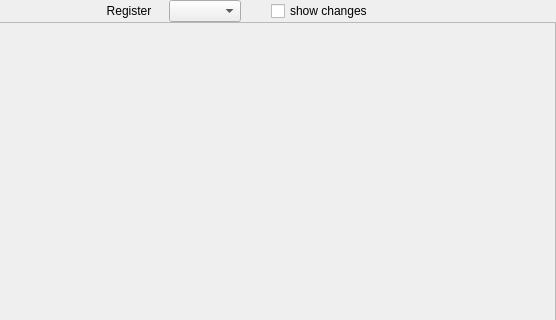
Before: the Qt Designer form gui/tabs/transformsgui.ui in metrodango/pip3line, drawn with Qt 5; both pictures show x 159 to 715 and y 0 to 320 of the 715 by 454 pixel window.
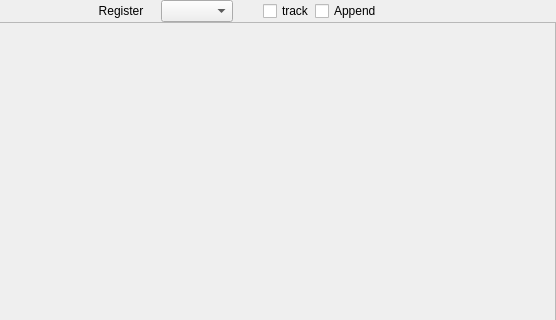
After: the same form once the commit is applied. Icons and pictures are not drawn.

What changed in the file:
```diff
--- a/gui/tabs/transformsgui.ui
+++ b/gui/tabs/transformsgui.ui
@@ -196,7 +196,17 @@
          <string>Highlight changes whenever a modification occurs. Only applies to hex view.</string>
         </property>
         <property name="text">
-         <string>show changes</string>
+         <string>track</string>
+        </property>
+       </widget>
+      </item>
+      <item>
+       <widget class="QCheckBox" name="appendCheckBox">
+        <property name="toolTip">
+         <string>Append any incoming data instead of replacing the data</string>
+        </property>
+        <property name="text">
+         <string>Append</string>
         </property>
        </widget>
       </item>
```
Left out of the diff: 5 changed lines with no effect on the pictures.
